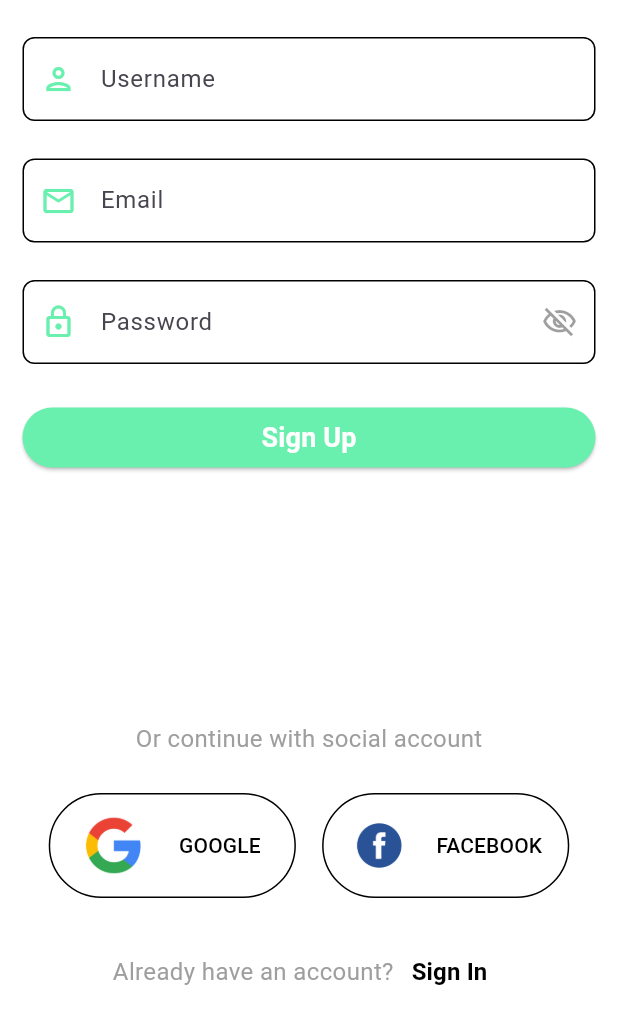
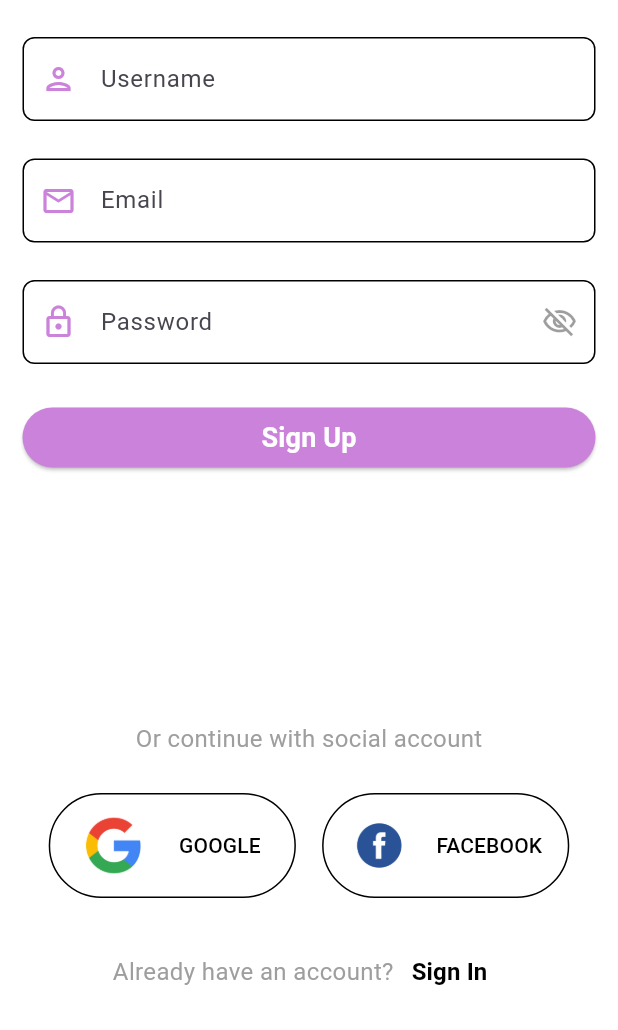
Before and after one commit to Debby-arch/therapy-booking-app, a Flutter app: the screen it shows after launch, after a tap on "Sign Up", on a phone screen of 412 x 824 dp, the part 206-1236 px from its top. Run offline on Flutter 3.47's test engine with Material 3 defaults, Android fonts, the phone set to English and light mode, and no system bars; our stand-ins replace dio, font_awesome_flutter, lottie, rating_dialog, shared_preferences, table_calendar; network calls fail.

Commit message:
changed primary color to lilac

```diff
--- a/doctor_appointment_app/lib/components/button.dart
+++ b/doctor_appointment_app/lib/components/button.dart
@@ -1,4 +1,4 @@
-// ignore_for_file: use_super_parameters
+// ignore_for_file: use_super_parameters, unused_import, prefer_const_constructors
 
 import 'package:flutter/material.dart';
 
@@ -24,7 +24,7 @@ class Button extends StatelessWidget {
       width: width,
       child: ElevatedButton(
         style: ElevatedButton.styleFrom(
-          backgroundColor: Config.primaryColor,
+          backgroundColor: Color.fromARGB(255, 203, 130, 218),
           foregroundColor: Colors.white,
         ),
         onPressed: disable ? null : onPressed,
--- a/doctor_appointment_app/lib/components/custom_appbar.dart
+++ b/doctor_appointment_app/lib/components/custom_appbar.dart
@@ -1,4 +1,4 @@
-// ignore_for_file: use_super_parameters, unnecessary_null_in_if_null_operators
+// ignore_for_file: use_super_parameters, unnecessary_null_in_if_null_operators, unused_import, prefer_const_constructors
 
 import 'package:doctor_appointment_app/utils/config.dart';
 import 'package:flutter/material.dart';
@@ -39,7 +39,7 @@ class _CustomAppBarState extends State<CustomAppBar> {
               margin: const EdgeInsets.symmetric(horizontal: 10, vertical: 10),
               decoration: BoxDecoration(
                 borderRadius: BorderRadius.circular(10),
-                color: Config.primaryColor,
+                color: Color.fromARGB(255, 203, 130, 218),
               ),
               child: IconButton(
                 onPressed: () {
--- a/doctor_appointment_app/lib/components/login_form.dart
+++ b/doctor_appointment_app/lib/components/login_form.dart
@@ -1,4 +1,4 @@
-// ignore_for_file: use_super_parameters
+// ignore_for_file: use_super_parameters, prefer_const_constructors
 
 import 'dart:convert';
 
@@ -34,27 +34,27 @@ class _LoginFormState extends State<LoginForm> {
           TextFormField(
             controller: _emailController,
             keyboardType: TextInputType.emailAddress,
-            cursorColor: Config.primaryColor,
+            cursorColor: Color.fromARGB(255, 203, 130, 218),
             decoration: const InputDecoration(
               hintText: 'Email Address',
               labelText: 'Email',
               alignLabelWithHint: true,
               prefixIcon: Icon(Icons.email_outlined),
-              prefixIconColor: Config.primaryColor,
+              prefixIconColor: Color.fromARGB(255, 203, 130, 218),
             ),
           ),
           Config.spaceSmall,
           TextFormField(
             controller: _passController,
             keyboardType: TextInputType.visiblePassword,
-            cursorColor: Config.primaryColor,
+            cursorColor: Color.fromARGB(255, 203, 130, 218),
             obscureText: obsecurePass,
             decoration: InputDecoration(
                 hintText: 'Password',
                 labelText: 'Password',
                 alignLabelWithHint: true,
                 prefixIcon: const Icon(Icons.lock_outline),
-                prefixIconColor: Config.primaryColor,
+                prefixIconColor: Color.fromARGB(255, 203, 130, 218),
                 suffixIcon: IconButton(
                     onPressed: () {
                       setState(() {
@@ -68,7 +68,7 @@ class _LoginFormState extends State<LoginForm> {
                           )
                         : const Icon(
                             Icons.visibility_outlined,
-                            color: Config.primaryColor,
+                            color: Color.fromARGB(255, 203, 130, 218),
                           ))),
           ),
           Config.spaceSmall,
--- a/doctor_appointment_app/lib/components/sign_up_form.dart
+++ b/doctor_appointment_app/lib/components/sign_up_form.dart
@@ -1,4 +1,4 @@
-// ignore_for_file: use_super_parameters, avoid_print
+// ignore_for_file: use_super_parameters, avoid_print, prefer_const_constructors
 
 import 'package:doctor_appointment_app/components/button.dart';
 import 'package:doctor_appointment_app/main.dart';
@@ -32,40 +32,40 @@ class _SignUpFormState extends State<SignUpForm> {
           TextFormField(
             controller: _nameController,
             keyboardType: TextInputType.text,
-            cursorColor: Config.primaryColor,
+            cursorColor: Color.fromARGB(255, 203, 130, 218),
             decoration: const InputDecoration(
               hintText: 'Username',
               labelText: 'Username',
               alignLabelWithHint: true,
               prefixIcon: Icon(Icons.person_outlined),
-              prefixIconColor: Config.primaryColor,
+              prefixIconColor: Color.fromARGB(255, 203, 130, 218),
             ),
           ),
           Config.spaceSmall,
           TextFormField(
             controller: _emailController,
             keyboardType: TextInputType.emailAddress,
-            cursorColor: Config.primaryColor,
+            cursorColor: Color.fromARGB(255, 203, 130, 218),
             decoration: const InputDecoration(
               hintText: 'Email Address',
               labelText: 'Email',
               alignLabelWithHint: true,
               prefixIcon: Icon(Icons.email_outlined),
-              prefixIconColor: Config.primaryColor,
+              prefixIconColor: Color.fromARGB(255, 203, 130, 218),
             ),
           ),
           Config.spaceSmall,
           TextFormField(
             controller: _passController,
             keyboardType: TextInputType.visiblePassword,
-            cursorColor: Config.primaryColor,
+            cursorColor: Color.fromARGB(255, 203, 130, 218),
             obscureText: obsecurePass,
             decoration: InputDecoration(
                 hintText: 'Password',
                 labelText: 'Password',
                 alignLabelWithHint: true,
                 prefixIcon: const Icon(Icons.lock_outline),
-                prefixIconColor: Config.primaryColor,
+                prefixIconColor: Color.fromARGB(255, 203, 130, 218),
                 suffixIcon: IconButton(
                     onPressed: () {
                       setState(() {
@@ -79,7 +79,7 @@ class _SignUpFormState extends State<SignUpForm> {
                           )
                         : const Icon(
                             Icons.visibility_outlined,
-                            color: Config.primaryColor,
+                            color: Color.fromARGB(255, 203, 130, 218),
                           ))),
           ),
           Config.spaceSmall,
--- a/doctor_appointment_app/lib/main.dart
+++ b/doctor_appointment_app/lib/main.dart
@@ -1,3 +1,5 @@
+// ignore_for_file: prefer_const_constructors
+
 import 'package:doctor_appointment_app/main_layout.dart';
 import 'package:doctor_appointment_app/models/auth_model.dart';
 import 'package:doctor_appointment_app/screens/auth_page.dart';
@@ -29,17 +31,17 @@ class MyApp extends StatelessWidget {
         theme: ThemeData(
           //pre-define input decoration
           inputDecorationTheme: const InputDecorationTheme(
-            focusColor: Config.primaryColor,
+            focusColor: Color.fromARGB(255, 203, 130, 218),
             border: Config.outlinedBorder,
             focusedBorder: Config.focusBorder,
             errorBorder: Config.errorBorder,
             enabledBorder: Config.outlinedBorder,
-            floatingLabelStyle: TextStyle(color: Config.primaryColor),
+            floatingLabelStyle: TextStyle(color: Color.fromARGB(255, 203, 130, 218)),
             prefixIconColor: Colors.black38,
           ),
           scaffoldBackgroundColor: Colors.white,
           bottomNavigationBarTheme: BottomNavigationBarThemeData(
-            backgroundColor: Config.primaryColor,
+            backgroundColor: Color.fromARGB(255, 203, 130, 218),
             selectedItemColor: Colors.white,
             showSelectedLabels: true,
             showUnselectedLabels: false,
--- a/doctor_appointment_app/lib/screens/booking_page.dart
+++ b/doctor_appointment_app/lib/screens/booking_page.dart
@@ -1,4 +1,4 @@
-// ignore_for_file: use_super_parameters
+// ignore_for_file: use_super_parameters, prefer_const_constructors
 
 import 'package:doctor_appointment_app/components/button.dart';
 import 'package:doctor_appointment_app/components/custom_appbar.dart';
@@ -107,7 +107,7 @@ class _BookingPageState extends State<BookingPage> {
                             ),
                             borderRadius: BorderRadius.circular(15),
                             color: _currentIndex == index
-                                ? Config.primaryColor
+                                ? Color.fromARGB(255, 203, 130, 218)
                                 : null,
                           ),
                           alignment: Alignment.center,
@@ -169,7 +169,7 @@ class _BookingPageState extends State<BookingPage> {
       rowHeight: 48,
       calendarStyle: const CalendarStyle(
         todayDecoration:
-            BoxDecoration(color: Config.primaryColor, shape: BoxShape.circle),
+            BoxDecoration(color: Color.fromARGB(255, 203, 130, 218), shape: BoxShape.circle),
       ),
       availableCalendarFormats: const {
         CalendarFormat.month: 'Month',
--- a/doctor_appointment_app/lib/screens/doctor_details.dart
+++ b/doctor_appointment_app/lib/screens/doctor_details.dart
@@ -1,4 +1,4 @@
-// ignore_for_file: use_super_parameters, sized_box_for_whitespace
+// ignore_for_file: use_super_parameters, sized_box_for_whitespace, prefer_const_constructors
 
 import 'package:doctor_appointment_app/components/button.dart';
 import 'package:doctor_appointment_app/models/auth_model.dart';
@@ -255,7 +255,7 @@ class InfoCard extends StatelessWidget {
       child: Container(
         decoration: BoxDecoration(
           borderRadius: BorderRadius.circular(15),
-          color: Config.primaryColor,
+          color: Color.fromARGB(255, 203, 130, 218),
         ),
         padding: const EdgeInsets.symmetric(
           vertical: 15,
--- a/doctor_appointment_app/lib/screens/home_page.dart
+++ b/doctor_appointment_app/lib/screens/home_page.dart
@@ -1,4 +1,4 @@
-// ignore_for_file: use_super_parameters
+// ignore_for_file: use_super_parameters, prefer_const_constructors
 
 import 'package:doctor_appointment_app/components/appointment_card.dart';
 import 'package:doctor_appointment_app/components/doctor_card.dart';
@@ -106,7 +106,7 @@ class _HomePageState extends State<HomePage> {
                               List<Widget>.generate(medCat.length, (index) {
                             return Card(
                               margin: const EdgeInsets.only(right: 20),
-                              color: Config.primaryColor,
+                              color: Color.fromARGB(255, 203, 130, 218),
                               child: Padding(
                                 padding: const EdgeInsets.symmetric(
                                     horizontal: 15, vertical: 10),
@@ -147,7 +147,7 @@ class _HomePageState extends State<HomePage> {
                       doctor.isNotEmpty
                           ? AppointmentCard(
                               doctor: doctor,
-                              color: Config.primaryColor,
+                              color: Color.fromARGB(255, 203, 130, 218),
                             )
                           : Container(
                               width: double.infinity,
```
Also changed, not shown: doctor_appointment_app/lib/screens/appointment_page.dart (+8 -8 lines), doctor_appointment_app/lib/screens/profile_page.dart (+4 -4 lines).
